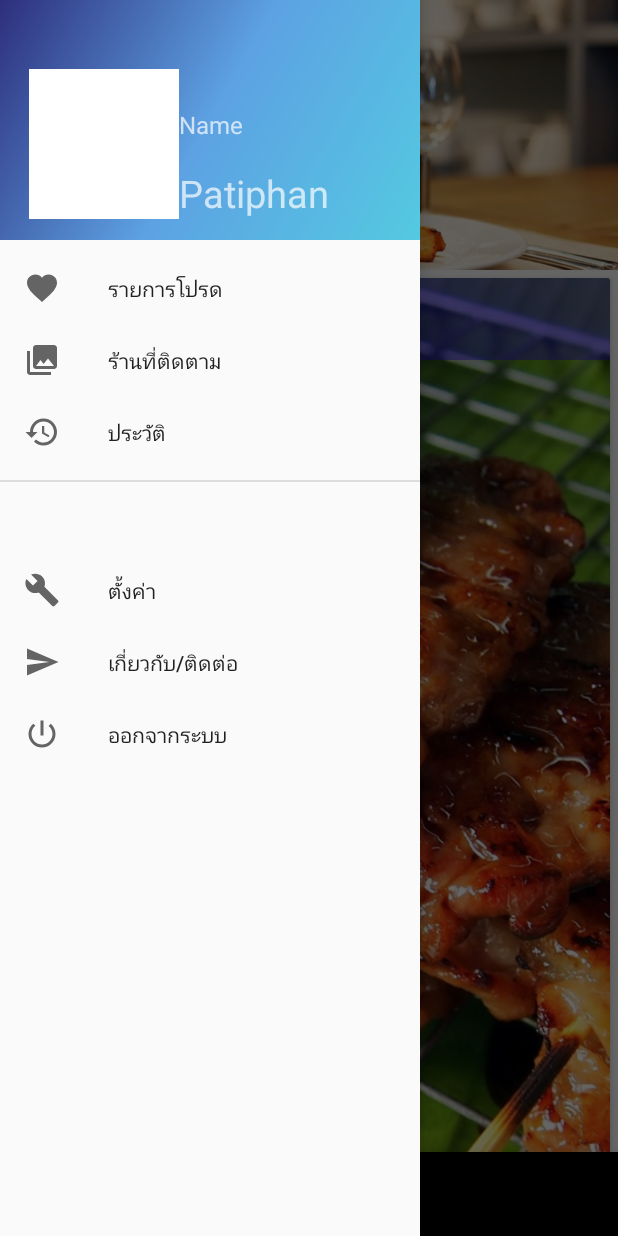
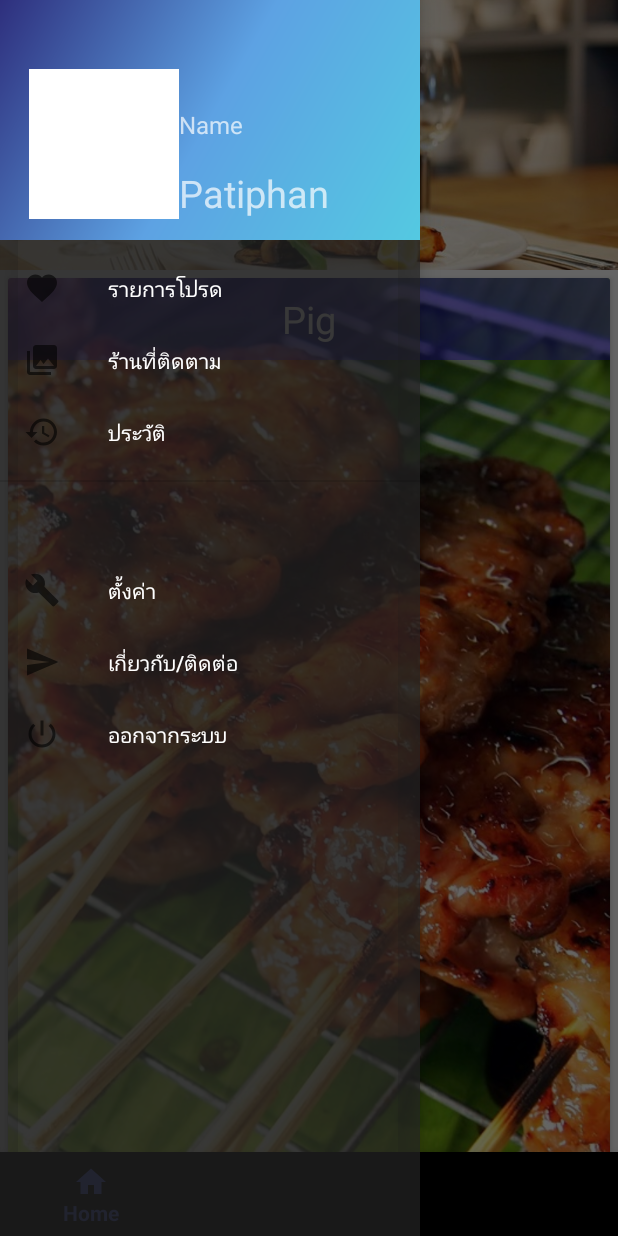
Before and after one commit to Takter10/Kin01, an Android app: the screen it shows after launch (MainActivity), with the side drawer open, on a phone screen of 412 x 824 dp. Run offline under Robolectric (Android 15) with nearby library versions, the phone set to English and light mode, and no system bars; our stand-ins replace Firebase (no records; nobody signed in at launch, a user with empty details on screens opened directly).

```diff
--- a/app/src/main/res/layout/activity_main.xml
+++ b/app/src/main/res/layout/activity_main.xml
@@ -15,6 +15,8 @@
         android:layout_width="wrap_content"
         android:layout_height="match_parent"
         app:headerLayout="@layout/drawer_header"
+        android:backgroundTint="@color/colorOverlay"
+        app:itemTextColor="@android:color/white"
         android:layout_gravity="start"
         app:menu="@menu/menu_drawer"
 
--- a/app/src/main/res/values/colors.xml
+++ b/app/src/main/res/values/colors.xml
@@ -3,5 +3,5 @@
     <color name="colorPrimary">#3F51B5</color>
     <color name="colorPrimaryDark">#303F9F</color>
     <color name="colorAccent">#FF4081</color>
-    <color name="colorOverlay">#b1e169ff</color>
+    <color name="colorOverlay">#b1252525</color>
 </resources>
```
